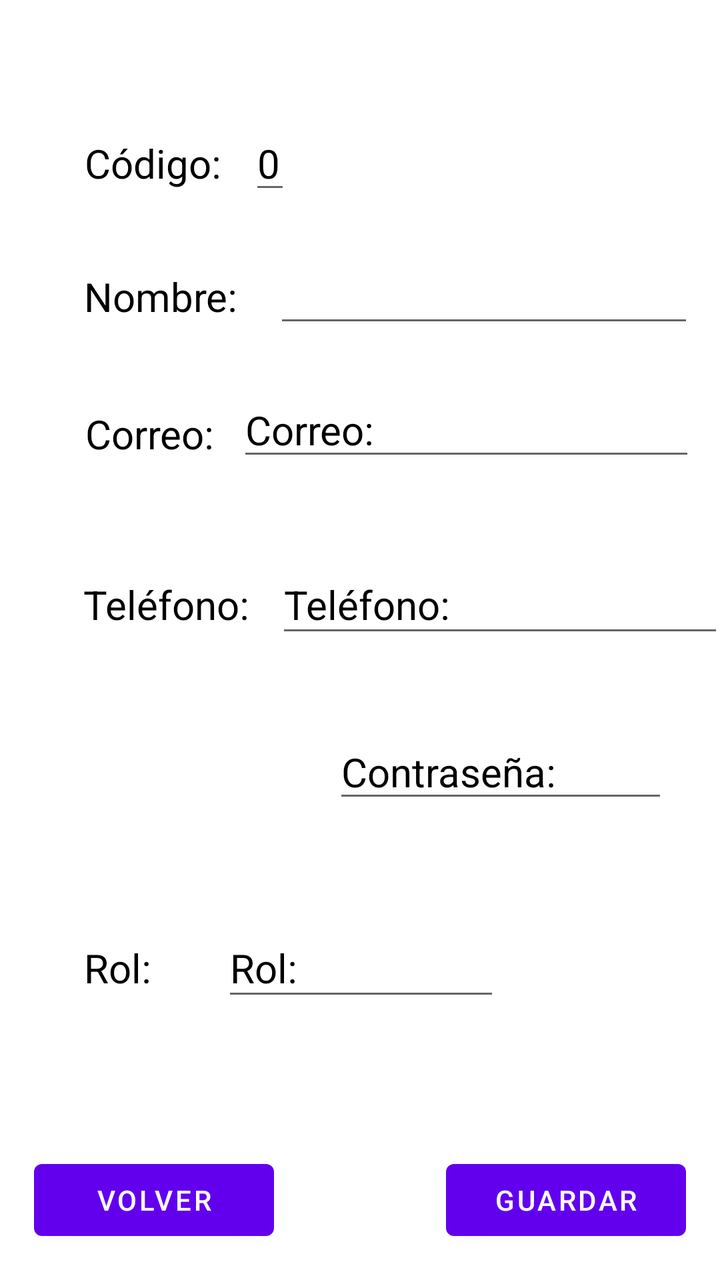
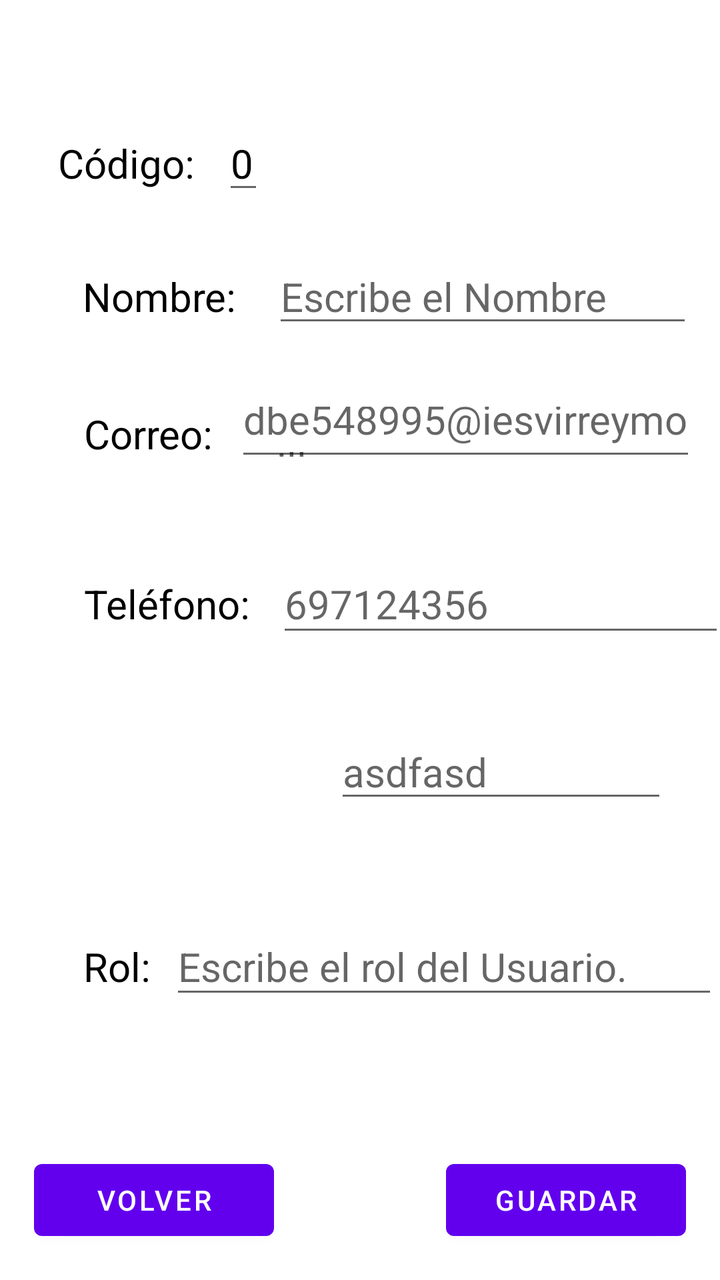

Before-and-after screenshots of an Android layout around one commit, followed by the original layout XML and the change that was made.
<!-- AndroidManifest.xml: application theme Theme.AplicacionIncidencias -->
<!-- res/layout/activity_info_usuario.xml -->
<?xml version="1.0" encoding="utf-8"?>
<androidx.constraintlayout.widget.ConstraintLayout xmlns:android="http://schemas.android.com/apk/res/android"
    xmlns:app="http://schemas.android.com/apk/res-auto"
    xmlns:tools="http://schemas.android.com/tools"
    android:id="@+id/main"
    android:layout_width="match_parent"
    android:layout_height="match_parent"
    tools:context=".Usuario.Activity_Info_Usuario">

    <TextView
        android:id="@+id/IdCodigoUsuario"
        android:layout_width="wrap_content"
        android:layout_height="wrap_content"
        android:text="Código:"
        android:textColor="@color/black"
        android:textSize="20sp"
        app:layout_constraintBaseline_toBaselineOf="@+id/edIdCodigoUsuario"
        app:layout_constraintEnd_toStartOf="@+id/edrolUsuario"
        app:layout_constraintStart_toStartOf="@+id/NombreUsuario" />

    <EditText
        android:id="@+id/edIdCodigoUsuario"
        android:layout_width="wrap_content"
        android:layout_height="wrap_content"
        android:layout_marginStart="14dp"
        android:layout_marginTop="58dp"
        android:text="0"
        android:textColor="@color/black"
        android:textSize="20sp"
        app:layout_constraintStart_toEndOf="@+id/IdCodigoUsuario"
        app:layout_constraintTop_toTopOf="parent" />

    <TextView
        android:id="@+id/NombreUsuario"
        android:layout_width="wrap_content"
        android:layout_height="wrap_content"
        android:text="Nombre:"
        android:textColor="@color/black"
        android:textSize="20sp"
        app:layout_constraintBaseline_toBaselineOf="@+id/edNombreUsuario"
        app:layout_constraintEnd_toStartOf="@+id/edcorreoUsuario"
        app:layout_constraintStart_toStartOf="@+id/correoUsuario" />

    <EditText
        android:id="@+id/edNombreUsuario"
        android:layout_width="210dp"
        android:layout_height="44dp"
        android:layout_marginStart="18dp"
        android:layout_marginTop="70dp"
        android:layout_marginBottom="70dp"
        android:textAlignment="textStart"
        android:textColor="@color/black"
        android:textSize="20sp"
        app:layout_constraintBottom_toBottomOf="@+id/edcorreoUsuario"
        app:layout_constraintStart_toEndOf="@+id/NombreUsuario"
        app:layout_constraintTop_toTopOf="@+id/edIdCodigoUsuario" />

    <TextView
        android:id="@+id/correoUsuario"
        android:layout_width="wrap_content"
        android:layout_height="wrap_content"
        android:layout_marginStart="42dp"
        android:layout_marginEnd="11dp"
        android:text="Correo:"
        android:textColor="@color/black"
        android:textSize="20sp"
        app:layout_constraintBaseline_toBaselineOf="@+id/edcorreoUsuario"
        app:layout_constraintEnd_toStartOf="@+id/edcorreoUsuario"
        app:layout_constraintStart_toStartOf="parent" />

    <EditText
        android:id="@+id/edcorreoUsuario"
        android:layout_width="0dp"
        android:layout_height="42dp"
        android:layout_marginTop="94dp"
        android:layout_marginEnd="12dp"
        android:layout_marginBottom="91dp"
        android:text="Correo:"
        android:textAlignment="textStart"
        android:textColor="@color/black"
        android:textSize="20sp"
        app:layout_constraintBottom_toBottomOf="@+id/edtelefonoUsuario"
        app:layout_constraintEnd_toEndOf="parent"
        app:layout_constraintStart_toEndOf="@+id/correoUsuario"
        app:layout_constraintTop_toBottomOf="@+id/edIdCodigoUsuario" />

    <TextView
        android:id="@+id/telefonoUsuario"
        android:layout_width="wrap_content"
        android:layout_height="wrap_content"
        android:layout_marginStart="42dp"
        android:layout_marginEnd="42dp"
        android:text="Teléfono:"
        android:textColor="@color/black"
        android:textSize="20sp"
        app:layout_constraintBaseline_toBaselineOf="@+id/edtelefonoUsuario"
        app:layout_constraintEnd_toStartOf="@+id/edpasswordUsuario"
        app:layout_constraintStart_toStartOf="parent" />

    <EditText
        android:id="@+id/edtelefonoUsuario"
        android:layout_width="224dp"
        android:layout_height="46dp"
        android:layout_marginStart="13dp"
        android:layout_marginTop="192dp"
        android:layout_marginBottom="191dp"
        android:text="Teléfono:"
        android:textAlignment="textStart"
        android:textColor="@color/black"
        android:textSize="20sp"
        app:layout_constraintBottom_toBottomOf="@+id/edrolUsuario"
        app:layout_constraintStart_toEndOf="@+id/telefonoUsuario"
        app:layout_constraintTop_toBottomOf="@+id/IdCodigoUsuario" />

    <TextView
        android:id="@+id/passwordUsuario"
        android:layout_width="wrap_content"
        android:layout_height="wrap_content"
        android:layout_marginStart="42dp"
        android:layout_marginTop="297dp"
        android:layout_marginEnd="17dp"
        android:layout_marginBottom="296dp"
        android:text="Contraseña:"
        android:textColor="@color/black"
        android:textSize="20sp"
        app:layout_constraintBottom_toBottomOf="@+id/btnVolverUsuario"
        app:layout_constraintEnd_toStartOf="@+id/edpasswordUsuario"
        app:layout_constraintStart_toStartOf="parent"
        app:layout_constraintTop_toBottomOf="@+id/IdCodigoUsuario" />

    <EditText
        android:id="@+id/edpasswordUsuario"
        android:layout_width="0dp"
        android:layout_height="43dp"
        android:layout_marginEnd="26dp"
        android:text="Contraseña:"
        android:textAlignment="textStart"
        android:textColor="@color/black"
        android:textSize="20sp"
        app:layout_constraintBaseline_toBaselineOf="@+id/passwordUsuario"
        app:layout_constraintEnd_toEndOf="parent"
        app:layout_constraintStart_toEndOf="@+id/passwordUsuario" />

    <TextView
        android:id="@+id/rolUsuario"
        android:layout_width="wrap_content"
        android:layout_height="wrap_content"
        android:layout_marginStart="42dp"
        android:layout_marginEnd="43dp"
        android:text="Rol:"
        android:textColor="@color/black"
        android:textSize="20sp"
        app:layout_constraintBaseline_toBaselineOf="@+id/edrolUsuario"
        app:layout_constraintEnd_toStartOf="@+id/edcorreoUsuario"
        app:layout_constraintStart_toStartOf="parent" />

    <EditText
        android:id="@+id/edrolUsuario"
        android:layout_width="139dp"
        android:layout_height="46dp"
        android:layout_marginStart="111dp"
        android:layout_marginTop="53dp"
        android:layout_marginEnd="112dp"
        android:text="Rol:"
        android:textAlignment="textStart"
        android:textColor="@color/black"
        android:textSize="20sp"
        app:layout_constraintEnd_toEndOf="@+id/edtelefonoUsuario"
        app:layout_constraintStart_toStartOf="parent"
        app:layout_constraintTop_toBottomOf="@+id/edpasswordUsuario" />

    <Button
        android:id="@+id/btnGuardarUsuario"
        android:layout_width="120dp"
        android:layout_height="wrap_content"
        android:layout_marginEnd="17dp"
        android:layout_marginBottom="16dp"
        android:text="Guardar"
        app:layout_constraintBottom_toBottomOf="parent"
        app:layout_constraintEnd_toEndOf="parent" />

    <Button
        android:id="@+id/btnVolverUsuario"
        android:layout_width="120dp"
        android:layout_height="wrap_content"
        android:layout_marginStart="17dp"
        android:layout_marginBottom="16dp"
        android:text="Volver"
        app:layout_constraintBottom_toBottomOf="parent"
        app:layout_constraintStart_toStartOf="parent" />


</androidx.constraintlayout.widget.ConstraintLayout>
<!-- resources referenced by this layout -->
<resources>
  <color name="black">#FF000000</color>
  <style name="Theme.AplicacionIncidencias" parent="Theme.MaterialComponents.DayNight.DarkActionBar">
          
          <item name="colorPrimary">@color/purple_500</item>
          <item name="colorPrimaryVariant">@color/purple_700</item>
          <item name="colorOnPrimary">@color/white</item>
          
          <item name="colorSecondary">@color/teal_200</item>
          <item name="colorSecondaryVariant">@color/teal_700</item>
          <item name="colorOnSecondary">@color/black</item>
          
          <item name="android:statusBarColor">?attr/colorPrimaryVariant</item>
          
      </style>
  <color name="purple_500">#FF6200EE</color>
  <color name="purple_700">#FF3700B3</color>
  <color name="white">#FFFFFFFF</color>
  <color name="teal_200">#FF03DAC5</color>
  <color name="teal_700">#FF018786</color>
</resources>

<!-- the commit's change to res/layout/activity_info_usuario.xml (unified diff, before → after) -->
@@ -49,6 +49,7 @@
         android:layout_marginTop="70dp"
         android:layout_marginBottom="70dp"
         android:textAlignment="textStart"
+        android:hint="Escribe el Nombre"
         android:textColor="@color/black"
         android:textSize="20sp"
         app:layout_constraintBottom_toBottomOf="@+id/edcorreoUsuario"
@@ -75,7 +76,8 @@
         android:layout_marginTop="94dp"
         android:layout_marginEnd="12dp"
         android:layout_marginBottom="91dp"
-        android:text="Correo:"
+        android:text=""
+        android:hint="dbe548995@iesvirreymorcillo.es"
         android:textAlignment="textStart"
         android:textColor="@color/black"
         android:textSize="20sp"
@@ -104,7 +106,8 @@
         android:layout_marginStart="13dp"
         android:layout_marginTop="192dp"
         android:layout_marginBottom="191dp"
-        android:text="Teléfono:"
+        android:text=""
+        android:hint="697124356"
         android:textAlignment="textStart"
         android:textColor="@color/black"
         android:textSize="20sp"
@@ -133,7 +136,8 @@
         android:layout_width="0dp"
         android:layout_height="43dp"
         android:layout_marginEnd="26dp"
-        android:text="Contraseña:"
+        android:text=""
+        android:hint="asdfasd"
         android:textAlignment="textStart"
         android:textColor="@color/black"
         android:textSize="20sp"
@@ -156,17 +160,18 @@
 
     <EditText
         android:id="@+id/edrolUsuario"
-        android:layout_width="139dp"
-        android:layout_height="46dp"
-        android:layout_marginStart="111dp"
+        android:layout_width="274dp"
+        android:layout_height="45dp"
+        android:layout_marginStart="35dp"
         android:layout_marginTop="53dp"
-        android:layout_marginEnd="112dp"
-        android:text="Rol:"
+        android:layout_marginEnd="26dp"
+        android:hint="Escribe el rol del Usuario."
+        android:text=""
         android:textAlignment="textStart"
         android:textColor="@color/black"
         android:textSize="20sp"
-        app:layout_constraintEnd_toEndOf="@+id/edtelefonoUsuario"
-        app:layout_constraintStart_toStartOf="parent"
+        app:layout_constraintEnd_toEndOf="parent"
+        app:layout_constraintStart_toEndOf="@+id/rolUsuario"
         app:layout_constraintTop_toBottomOf="@+id/edpasswordUsuario" />
 
     <Button
